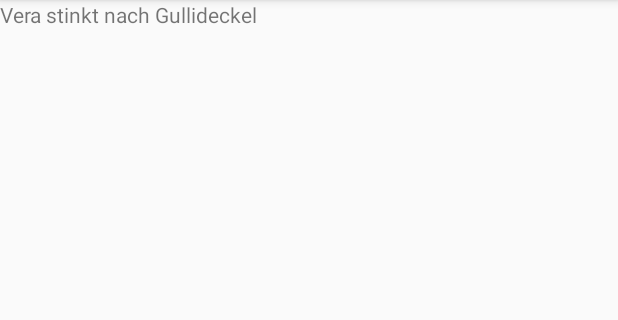
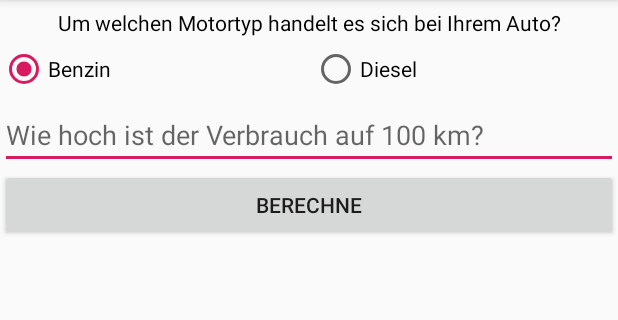
Before and after one commit to Halliiis/abgas_app, an Android app: the Rechner screen opened directly, with no data from a screen before it, on a phone screen of 412 x 824 dp, the part 84-404 px from its top. Run offline under Robolectric (Android 15) with nearby library versions, the phone set to English and light mode, and no system bars.

Commit message:
Layout Calculator Activity

```diff
--- a/app/src/main/java/mjr/abgasapp/Rechner.java
+++ b/app/src/main/java/mjr/abgasapp/Rechner.java
@@ -1,20 +1,40 @@
 package mjr.abgasapp;
 
-import android.app.Activity;
 import android.support.v7.app.AppCompatActivity;
 import android.os.Bundle;
 import android.view.View;
+import android.widget.Button;
+import android.widget.EditText;
+import android.widget.RadioButton;
 
-public class Rechner extends AppCompatActivity implements View.OnClickListener {
+public class Rechner extends AppCompatActivity implements View.OnClickListener{
+
+
+    protected EditText _verbrauch = null;
+    protected RadioButton _benzin = null;
+    protected RadioButton _diesel = null;
+    protected Button _berechne = null;
 
     @Override
     protected void onCreate(Bundle savedInstanceState) {
         super.onCreate(savedInstanceState);
         setContentView(R.layout.activity_rechner);
+
+
+        _verbrauch = findViewById(R.id.verbrauch);
+        _benzin = findViewById(R.id.radioBenzin);
+        _diesel = findViewById(R.id.radioDiesel);
+        _berechne = findViewById(R.id.berechnebutton);
+
     }
 
     @Override
     public void onClick(View v) {
 
+        if (v == _berechne) {
+
+        }
     }
+
+
 }
--- a/app/src/main/res/layout/activity_rechner.xml
+++ b/app/src/main/res/layout/activity_rechner.xml
@@ -9,7 +9,47 @@
 
     <TextView
         android:id="@+id/textView"
-        android:layout_width="wrap_content"
+        android:layout_width="match_parent"
         android:layout_height="wrap_content"
-        android:text="@string/Vera_stink" />
+        android:gravity="center"
+        android:text="@string/Motortyp"
+        android:layout_marginTop="5dp"
+        android:textColor="@android:color/black" />
+
+    <RadioGroup
+        android:layout_width="match_parent"
+        android:layout_height="wrap_content"
+        android:layout_marginTop="5dp"
+        android:orientation="horizontal">
+
+        <RadioButton
+            android:id="@+id/radioBenzin"
+            android:layout_width="wrap_content"
+            android:layout_height="wrap_content"
+            android:layout_weight="1"
+            android:checked="true"
+            android:text="@string/rechner_benzin" />
+
+        <RadioButton
+            android:id="@+id/radioDiesel"
+            android:layout_width="wrap_content"
+            android:layout_height="wrap_content"
+            android:layout_weight="1"
+            android:text="@string/rechner_diesel" />
+    </RadioGroup>
+
+    <EditText
+        android:id="@+id/verbrauch"
+        android:layout_width="match_parent"
+        android:layout_height="wrap_content"
+        android:layout_marginTop="5dp"
+        android:ems="10"
+        android:hint="@string/verbrauch"
+        android:inputType="numberDecimal" />
+
+    <Button
+        android:id="@+id/berechnebutton"
+        android:layout_width="match_parent"
+        android:layout_height="wrap_content"
+        android:text="@string/berechne" />
 </LinearLayout>
--- a/app/src/main/res/values/strings.xml
+++ b/app/src/main/res/values/strings.xml
@@ -5,6 +5,11 @@
     <string name="button_help">Hilfe</string>
     <string name="button_start">Start</string>
 
+    <string name="rechner_diesel">Diesel</string>
+    <string name="rechner_benzin">Benzin</string>
+    <string name="verbrauch">Wie hoch ist der Verbrauch auf 100 km?</string>
+    <string name="berechne">Berechne</string>
 
-    <string name="Vera_stink">Vera stinkt nach Gullideckel</string>
+
+    <string name="Motortyp">Um welchen Motortyp handelt es sich bei Ihrem Auto?</string>
 </resources>
```
